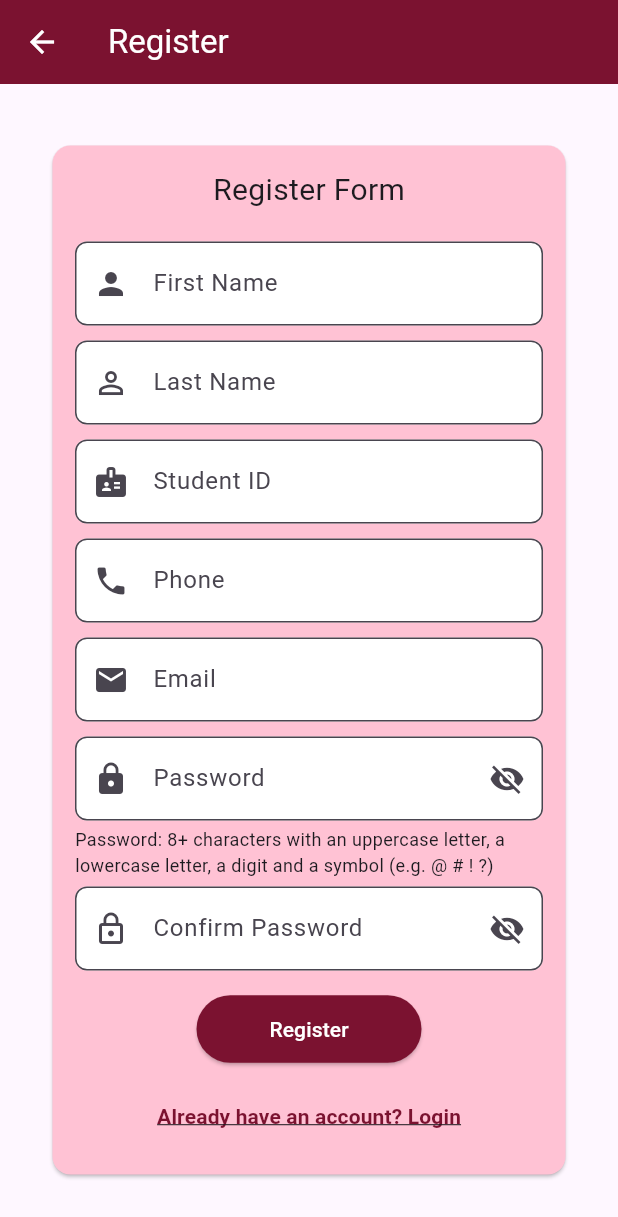
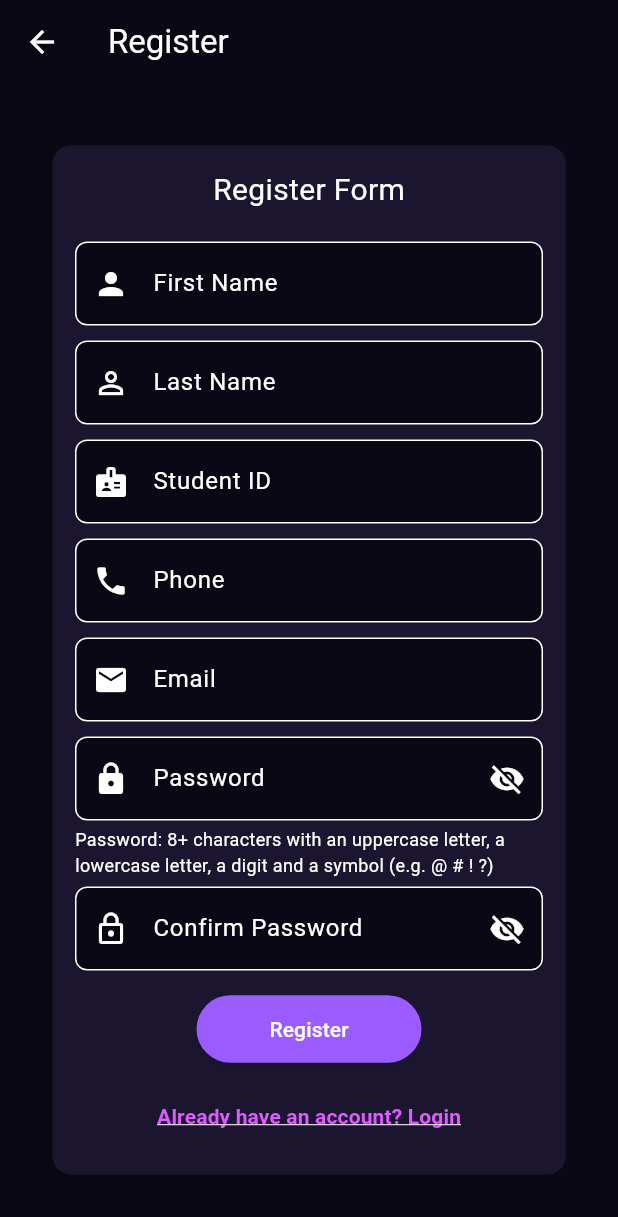
Before and after one commit to debojyotiturjya/CSE-3212_final_project_306, a Flutter app: the screen it shows after launch, after a tap on "Login", after a tap on "Don't have an ID? Register now", on a phone screen of 412 x 824 dp. Shown: the top 1217 px of the screen. Run offline on Flutter 3.47's test engine with Material 3 defaults, Android fonts, the phone set to English and light mode, and no system bars; our stand-ins replace audioplayers, cloud_firestore, firebase_auth, firebase_core, material_ui; accounts and stored records are empty.

Commit message:
Colour correction

```diff
--- a/lib/auth/login_page.dart
+++ b/lib/auth/login_page.dart
@@ -70,7 +70,7 @@ class _LoginPageState extends State<LoginPage> {
     return Scaffold(
       appBar: AppBar(
         title: const Text("FATFLIX"),
-        backgroundColor: kMaroon,
+        backgroundColor: kAppBar,
         foregroundColor: Colors.white,
       ),
       body: Center(
@@ -78,7 +78,7 @@ class _LoginPageState extends State<LoginPage> {
           child: SizedBox(
             width: 350,
             child: Card(
-              color: kPink,
+              color: kCard,
               child: Padding(
                 padding: const EdgeInsets.all(15.0),
                 child: Form(
@@ -92,7 +92,7 @@ class _LoginPageState extends State<LoginPage> {
                         style: TextStyle(
                           fontSize: 32,
                           fontWeight: FontWeight.bold,
-                          color: kMaroon,
+                          color: kPrimary,
                         ),
                       ),
                       const Text("Login Form", style: TextStyle(fontSize: 18)),
@@ -129,7 +129,7 @@ class _LoginPageState extends State<LoginPage> {
                                 }
                               },
                         style: ElevatedButton.styleFrom(
-                          backgroundColor: kMaroon,
+                          backgroundColor: kPrimary,
                           foregroundColor: Colors.white,
                           fixedSize: const Size(150, 45),
                         ),
@@ -153,7 +153,7 @@ class _LoginPageState extends State<LoginPage> {
                             builder: (context) => const RegisterPage(),
                           ),
                         ),
-                        style: TextButton.styleFrom(foregroundColor: kMaroon),
+                        style: TextButton.styleFrom(foregroundColor: kSecondary),
                         child: const Text(
                           "Don't have an ID? Register now",
                           style: TextStyle(
--- a/lib/auth/register_page.dart
+++ b/lib/auth/register_page.dart
@@ -119,7 +119,7 @@ class _RegisterPageState extends State<RegisterPage> {
     return Scaffold(
       appBar: AppBar(
         title: const Text("Register"),
-        backgroundColor: kMaroon,
+        backgroundColor: kAppBar,
         foregroundColor: Colors.white,
       ),
       body: Center(
@@ -127,7 +127,7 @@ class _RegisterPageState extends State<RegisterPage> {
           child: SizedBox(
             width: 350,
             child: Card(
-              color: kPink,
+              color: kCard,
               child: Padding(
                 padding: const EdgeInsets.all(15.0),
                 child: Form(
@@ -227,7 +227,7 @@ class _RegisterPageState extends State<RegisterPage> {
                                 }
                               },
                         style: ElevatedButton.styleFrom(
-                          backgroundColor: kMaroon,
+                          backgroundColor: kPrimary,
                           foregroundColor: Colors.white,
                           fixedSize: const Size(150, 45),
                         ),
@@ -245,7 +245,7 @@ class _RegisterPageState extends State<RegisterPage> {
                       const SizedBox(height: 10),
                       TextButton(
                         onPressed: () => Navigator.pop(context),
-                        style: TextButton.styleFrom(foregroundColor: kMaroon),
+                        style: TextButton.styleFrom(foregroundColor: kSecondary),
                         child: const Text(
                           "Already have an account? Login",
                           style: TextStyle(
--- a/lib/constants.dart
+++ b/lib/constants.dart
@@ -1,8 +1,12 @@
 import 'package:material_ui/material_ui.dart';
 
-// Theme colours, kept in one place so you can change the look everywhere at once.
-const Color kMaroon = Color(0xFF7B1230);
-const Color kPink = Color(0xFFFFC2D4);
+// Theme colours: "Electric Violet". Kept in one place so you can change the look everywhere at once.
+const Color kAppBar = Color.fromARGB(255, 11, 8, 21);
+const Color kBackground = Color.fromARGB(255, 11, 8, 21);
+const Color kCard = Color.fromARGB(255, 28, 21, 48);
+const Color kPrimary = Color.fromARGB(255, 155, 92, 255);
+const Color kSecondary = Color.fromARGB(255, 224, 91, 255);
+const Color kText = Color.fromARGB(255, 255, 255, 255);
 
 // GIF shown on the "Watch now" surprise screen. Replace it with any GIF/image
 // link you like. If the link is broken, the screen shows an emoji instead.
--- a/lib/main.dart
+++ b/lib/main.dart
@@ -1,6 +1,7 @@
 import 'package:firebase_core/firebase_core.dart';
 import 'package:material_ui/material_ui.dart';
 import 'package:final_project_debojyoti_64_g_306/auth/auth_gate.dart';
+import 'package:final_project_debojyoti_64_g_306/constants.dart';
 import 'package:final_project_debojyoti_64_g_306/firebase_options.dart';
 
 void main() async {
@@ -14,10 +15,24 @@ class MyApp extends StatelessWidget {
 
   @override
   Widget build(BuildContext context) {
-    return const MaterialApp(
+    return MaterialApp(
       debugShowCheckedModeBanner: false,
       title: "FATFLIX",
-      home: AuthGate(),
+      theme: ThemeData(
+        brightness: Brightness.dark,
+        scaffoldBackgroundColor: kBackground,
+        colorScheme: const ColorScheme.dark(
+          primary: kPrimary,
+          secondary: kSecondary,
+          surface: kCard,
+          onSurface: kText,
+        ),
+        appBarTheme: const AppBarTheme(
+          backgroundColor: kAppBar,
+          foregroundColor: kText,
+        ),
+      ),
+      home: const AuthGate(),
     );
   }
 }
--- a/lib/movies/movie_form_page.dart
+++ b/lib/movies/movie_form_page.dart
@@ -101,7 +101,7 @@ class _MovieFormPageState extends State<MovieFormPage> {
     return Scaffold(
       appBar: AppBar(
         title: Text(_isEdit ? "Edit Movie" : "Add Movie"),
-        backgroundColor: kMaroon,
+        backgroundColor: kAppBar,
         foregroundColor: Colors.white,
       ),
       body: Center(
@@ -109,7 +109,7 @@ class _MovieFormPageState extends State<MovieFormPage> {
           child: SizedBox(
             width: 400,
             child: Card(
-              color: kPink,
+              color: kCard,
               child: Padding(
                 padding: const EdgeInsets.all(15.0),
                 child: Form(
@@ -186,7 +186,7 @@ class _MovieFormPageState extends State<MovieFormPage> {
                                 }
                               },
                         style: ElevatedButton.styleFrom(
-                          backgroundColor: kMaroon,
+                          backgroundColor: kPrimary,
                           foregroundColor: Colors.white,
                           fixedSize: const Size(180, 45),
                         ),
--- a/lib/widget/input_field.dart
+++ b/lib/widget/input_field.dart
@@ -59,11 +59,11 @@ class _InputFieldState extends State<InputField> {
               )
             : null,
         filled: true,
-        fillColor: Colors.white,
+        fillColor: kBackground,
         border: OutlineInputBorder(borderRadius: BorderRadius.circular(8)),
         focusedBorder: OutlineInputBorder(
           borderRadius: BorderRadius.circular(8),
-          borderSide: const BorderSide(color: kMaroon, width: 2),
+          borderSide: const BorderSide(color: kPrimary, width: 2),
         ),
       ),
     );
--- a/lib/widget/poster_image.dart
+++ b/lib/widget/poster_image.dart
@@ -26,9 +26,9 @@ class PosterImage extends StatelessWidget {
         return Container(
           height: height,
           width: double.infinity,
-          color: Colors.black12,
+          color: kCard,
           alignment: Alignment.center,
-          child: const Icon(Icons.movie, size: 50, color: kMaroon),
+          child: const Icon(Icons.movie, size: 50, color: kPrimary),
         );
       },
     );
```
Also changed, not shown: lib/home_page.dart (+6 -5 lines), lib/movies/movie_details_page.dart (+9 -9 lines), lib/movies/rickroll_page.dart (+5 -5 lines).
